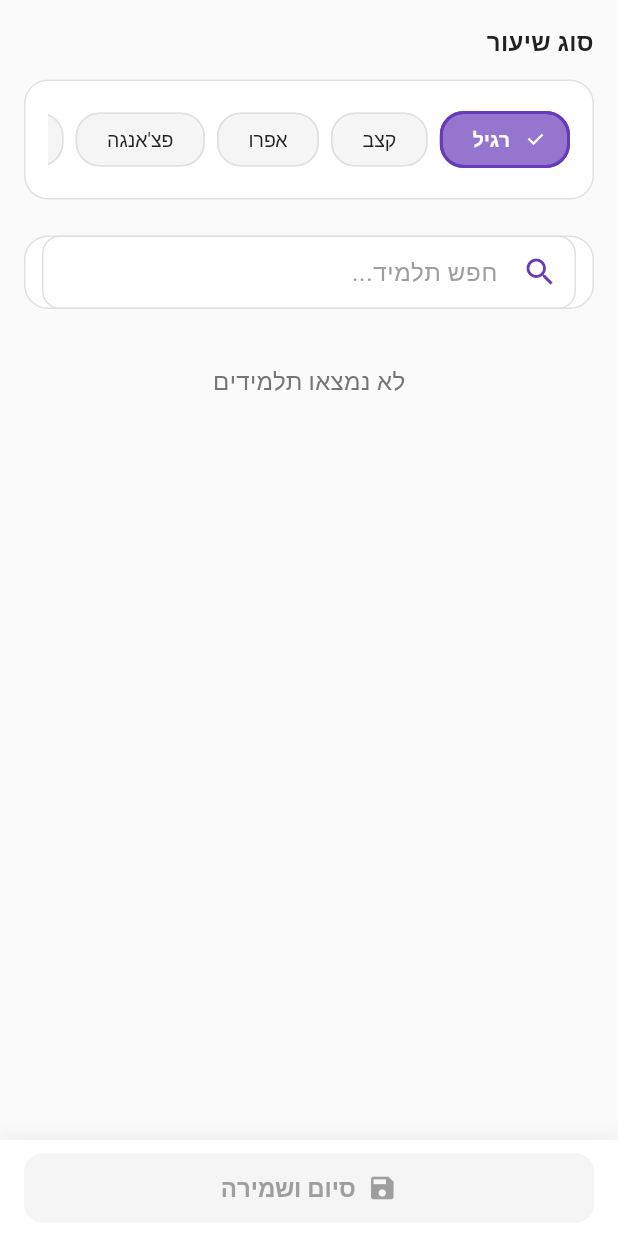
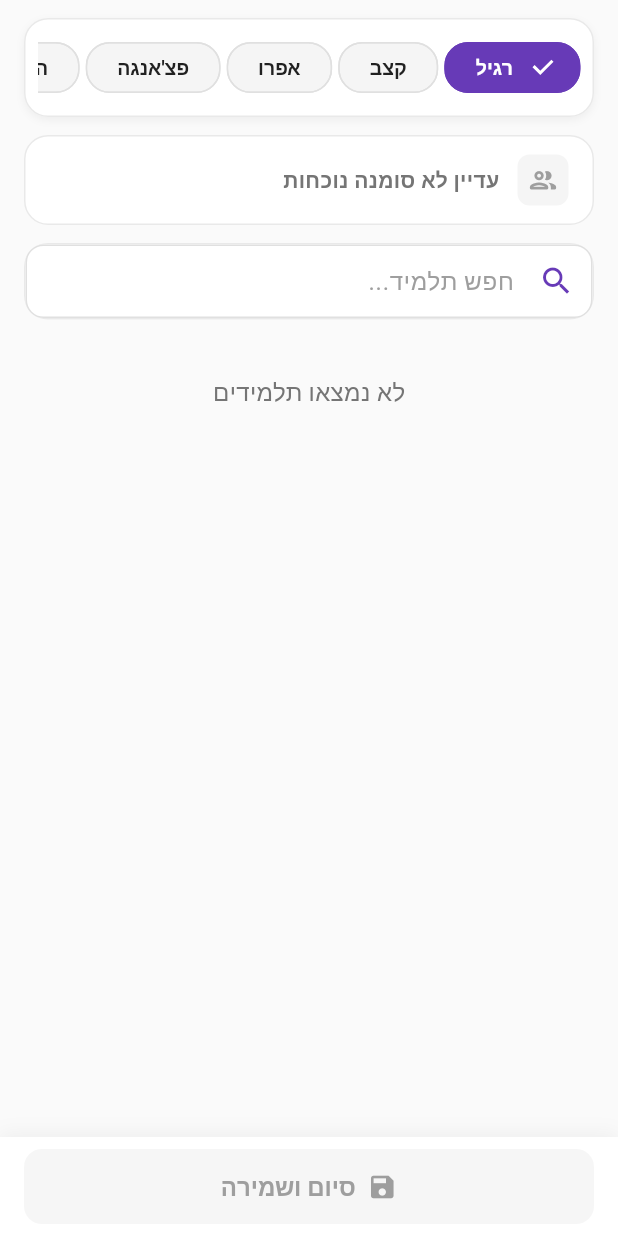
Before and after one commit to maor412/Salsa_CRM, a Flutter app: the AttendanceScreen screen opened directly, on a phone screen of 412 x 824 dp. Run offline on Flutter 3.47's test engine with Material 3 defaults, Android fonts, the phone set to English and light mode, and no system bars; our stand-ins replace cloud_firestore, cloud_functions, firebase_auth, firebase_core, firebase_messaging, fl_chart and 7 more; missing offline and left inert: workmanager; accounts and stored records are empty; Roboto replaces fonts that are missing (Rubik).

Commit message:
Add attendance summary bar and pass counts to save bar in attendance screen
Co-Authored-By: Claude Sonnet 4.6 <noreply@anthropic.com>

```diff
--- a/lib/screens/attendance_screen.dart
+++ b/lib/screens/attendance_screen.dart
@@ -5,19 +5,6 @@ import '../models/attendance_model.dart';
 import '../services/firestore_service.dart';
 import '../providers/auth_provider.dart';
 import '../config/app_theme.dart';
-
-/// המרת מספר טלפון לפורמט ישראלי (0xx במקום +972)
-String _formatPhoneNumber(String phone) {
-  if (phone.isEmpty) return '';
-
-  // אם המספר מתחיל ב-+972, נחליף ל-0
-  if (phone.startsWith('+972')) {
-    return '0${phone.substring(4)}';
-  }
-
-  // אחרת נחזיר את המספר כמו שהוא
-  return phone;
-}
 
 /// מסך רישום נוכחות
 class AttendanceScreen extends StatefulWidget {
@@ -378,7 +365,7 @@ class _AttendanceScreenState extends State<AttendanceScreen> {
                   child: Column(
                     crossAxisAlignment: CrossAxisAlignment.start,
                     children: [
-                      const SizedBox(height: AppSpacing.lg),
+                      const SizedBox(height: AppSpacing.md),
 
                       // Lesson type chips
                       Padding(
@@ -387,15 +374,6 @@ class _AttendanceScreenState extends State<AttendanceScreen> {
                         child: Column(
                           crossAxisAlignment: CrossAxisAlignment.start,
                           children: [
-                            const Text(
-                              'סוג שיעור',
-                              style: TextStyle(
-                                fontSize: 16,
-                                fontWeight: FontWeight.bold,
-                                color: AppColors.textPrimary,
-                              ),
-                            ),
-                            const SizedBox(height: AppSpacing.md),
                             _LessonTypeChips(
                               selectedLessonType: _selectedLessonType,
                               onLessonTypeChanged: (type) {
@@ -406,7 +384,19 @@ class _AttendanceScreenState extends State<AttendanceScreen> {
                         ),
                       ),
 
-                      const SizedBox(height: AppSpacing.xl),
+                      const SizedBox(height: AppSpacing.md),
+
+                      ValueListenableBuilder<Map<String, bool>>(
+                        valueListenable: _attendanceNotifier,
+                        builder: (context, attendance, _) {
+                          return _AttendanceSummaryBar(
+                            selectedCount: attendance.length,
+                            totalCount: allStudents.length,
+                          );
+                        },
+                      ),
+
+                      const SizedBox(height: AppSpacing.md),
 
                       // Search bar
                       Padding(
@@ -498,6 +488,8 @@ class _AttendanceScreenState extends State<AttendanceScreen> {
                   return _StickySaveBar(
                     isSaving: _isSaving,
                     hasSelection: attendance.isNotEmpty,
+                    selectedCount: attendance.length,
+                    totalCount: allStudents.length,
                     onSave: () => _saveAttendance(allStudents),
                   );
                 },
@@ -524,15 +516,14 @@ class _LessonTypeChips extends StatelessWidget {
 
   @override
   Widget build(BuildContext context) {
-    return Card(
-      elevation: 0,
+    return Container(
+      padding: const EdgeInsets.all(AppSpacing.sm),
+      decoration: BoxDecoration(
         color: AppColors.surface,
-      shape: RoundedRectangleBorder(
-        borderRadius: BorderRadius.circular(16),
-        side: const BorderSide(color: AppColors.border, width: 1),
+        borderRadius: AppRadius.largeRadius,
+        border: Border.all(color: AppColors.border.withValues(alpha: 0.7)),
+        boxShadow: AppShadows.small,
       ),
-      child: Padding(
-        padding: const EdgeInsets.all(AppSpacing.lg),
       child: SingleChildScrollView(
         scrollDirection: Axis.horizontal,
         child: Row(
@@ -548,30 +539,101 @@ class _LessonTypeChips extends StatelessWidget {
             );
 
             return Padding(
-                padding: const EdgeInsets.only(left: AppSpacing.sm),
+              padding: const EdgeInsets.only(left: AppSpacing.xs),
               child: ChoiceChip(
                 label: Text(session.lessonTypeName),
                 selected: isSelected,
                 onSelected: (_) => onLessonTypeChanged(type),
-                  selectedColor: AppColors.primaryLight,
+                selectedColor: AppColors.primary,
                 backgroundColor: AppColors.surfaceVariant,
+                showCheckmark: true,
+                checkmarkColor: Colors.white,
                 labelStyle: TextStyle(
                   color: isSelected ? Colors.white : AppColors.textPrimary,
-                    fontWeight:
-                        isSelected ? FontWeight.bold : FontWeight.normal,
+                  fontWeight: FontWeight.w700,
+                  fontSize: 13,
                 ),
                 side: BorderSide(
                   color: isSelected ? AppColors.primary : AppColors.border,
-                    width: isSelected ? 2 : 1,
+                  width: 1,
                 ),
                 padding: const EdgeInsets.symmetric(
                   horizontal: AppSpacing.md,
-                    vertical: AppSpacing.sm,
+                  vertical: AppSpacing.xs,
                 ),
               ),
             );
           }).toList(),
         ),
+      ),
+    );
+  }
+}
+
+class _AttendanceSummaryBar extends StatelessWidget {
+  final int selectedCount;
+  final int totalCount;
+
+  const _AttendanceSummaryBar({
+    required this.selectedCount,
+    required this.totalCount,
+  });
+
+  @override
+  Widget build(BuildContext context) {
+    final hasSelection = selectedCount > 0;
+
+    return Padding(
+      padding: const EdgeInsets.symmetric(horizontal: AppSpacing.lg),
+      child: Container(
+        padding: const EdgeInsets.symmetric(
+          horizontal: AppSpacing.lg,
+          vertical: AppSpacing.md,
+        ),
+        decoration: BoxDecoration(
+          color: hasSelection ? AppColors.accent : AppColors.surface,
+          borderRadius: AppRadius.largeRadius,
+          border: Border.all(
+            color: hasSelection
+                ? AppColors.primary.withValues(alpha: 0.18)
+                : AppColors.border.withValues(alpha: 0.7),
+          ),
+        ),
+        child: Row(
+          children: [
+            Container(
+              width: 34,
+              height: 34,
+              decoration: BoxDecoration(
+                color: hasSelection
+                    ? AppColors.primary.withValues(alpha: 0.12)
+                    : AppColors.surfaceVariant,
+                borderRadius: AppRadius.smallRadius,
+              ),
+              child: Icon(
+                hasSelection
+                    ? Icons.check_circle_rounded
+                    : Icons.people_outline_rounded,
+                color: hasSelection ? AppColors.primary : AppColors.textHint,
+                size: 21,
+              ),
+            ),
+            const SizedBox(width: AppSpacing.md),
+            Expanded(
+              child: Text(
+                hasSelection
+                    ? 'סומנו $selectedCount מתוך $totalCount תלמידים'
+                    : 'עדיין לא סומנה נוכחות',
+                style: TextStyle(
+                  fontSize: 14,
+                  fontWeight: FontWeight.w800,
+                  color: hasSelection
+                      ? AppColors.primary
+                      : AppColors.textSecondary,
+                ),
+              ),
+            ),
+          ],
         ),
       ),
     );
@@ -592,28 +654,26 @@ class _SearchBar extends StatelessWidget {
 
   @override
   Widget build(BuildContext context) {
-    return Card(
-      elevation: 0,
+    return Container(
+      decoration: BoxDecoration(
         color: AppColors.surface,
-      shape: RoundedRectangleBorder(
-        borderRadius: BorderRadius.circular(16),
-        side: const BorderSide(color: AppColors.border, width: 1),
+        borderRadius: AppRadius.largeRadius,
+        border: Border.all(color: AppColors.border.withValues(alpha: 0.7)),
       ),
-      child: Padding(
-        padding: const EdgeInsets.symmetric(horizontal: AppSpacing.md),
       child: ValueListenableBuilder<String>(
         valueListenable: searchQuery,
         builder: (context, searchValue, _) {
           return TextField(
             controller: controller,
             textDirection: TextDirection.rtl,
+            textInputAction: TextInputAction.search,
             decoration: InputDecoration(
               hintText: 'חפש תלמיד...',
               hintStyle: const TextStyle(color: AppColors.textHint),
               prefixIcon: const Icon(Icons.search, color: AppColors.primary),
               suffixIcon: searchValue.isNotEmpty
                   ? IconButton(
-                        icon: const Icon(Icons.clear, size: 20),
+                      icon: const Icon(Icons.close_rounded, size: 20),
                       onPressed: () {
                         controller.clear();
                         searchQuery.value = '';
@@ -630,7 +690,6 @@ class _SearchBar extends StatelessWidget {
             },
           );
         },
-        ),
       ),
     );
   }
@@ -654,59 +713,95 @@ class _StudentAttendanceTile extends StatelessWidget {
 
   @override
   Widget build(BuildContext context) {
-    return Card(
-      elevation: 0,
-      margin: const EdgeInsets.only(bottom: AppSpacing.md),
+    return Padding(
+      padding: const EdgeInsets.only(bottom: AppSpacing.sm),
+      child: Material(
+        color: Colors.transparent,
+        child: InkWell(
+          onTap: onToggle,
+          onLongPress: onLongPress,
+          borderRadius: AppRadius.largeRadius,
+          child: AnimatedContainer(
+            duration: const Duration(milliseconds: 160),
+            padding: const EdgeInsets.symmetric(
+              horizontal: AppSpacing.md,
+              vertical: AppSpacing.md,
+            ),
+            decoration: BoxDecoration(
               color: isPresent ? AppColors.accent : AppColors.surface,
-      shape: RoundedRectangleBorder(
-        borderRadius: BorderRadius.circular(12),
-        side: BorderSide(
-          color: isPresent ? AppColors.primary : AppColors.border,
-          width: isPresent ? 2 : 1,
+              borderRadius: AppRadius.largeRadius,
+              border: Border.all(
+                color: isPresent
+                    ? AppColors.primary.withValues(alpha: 0.55)
+                    : AppColors.border.withValues(alpha: 0.75),
+                width: isPresent ? 1.6 : 1,
               ),
+              boxShadow: AppShadows.small,
             ),
-      child: ListTile(
-        contentPadding: const EdgeInsets.symmetric(
-          horizontal: AppSpacing.lg,
-          vertical: AppSpacing.sm,
+            child: Row(
+              children: [
+                Container(
+                  width: 42,
+                  height: 42,
+                  decoration: BoxDecoration(
+                    color: isPresent
+                        ? AppColors.primary
+                        : AppColors.surfaceVariant,
+                    borderRadius: AppRadius.roundRadius,
                   ),
-        leading: CircleAvatar(
-          backgroundColor:
-              isPresent ? AppColors.primary : AppColors.surfaceVariant,
+                  alignment: Alignment.center,
                   child: Text(
-            student.name.isNotEmpty ? student.name[0].toUpperCase() : '?',
+                    student.name.isNotEmpty
+                        ? student.name[0].toUpperCase()
+                        : '?',
                     style: TextStyle(
                       color: isPresent ? Colors.white : AppColors.textSecondary,
-              fontWeight: FontWeight.bold,
+                      fontSize: 17,
+                      fontWeight: FontWeight.w800,
                     ),
                   ),
                 ),
-        title: Text(
+                const SizedBox(width: AppSpacing.md),
+                Expanded(
+                  child: Text(
                     student.name,
                     style: TextStyle(
-            fontWeight: isPresent ? FontWeight.bold : FontWeight.w600,
+                      fontSize: 17,
+                      height: 1.2,
+                      fontWeight: isPresent ? FontWeight.w800 : FontWeight.w700,
                       color: AppColors.textPrimary,
                     ),
+                    maxLines: 1,
+                    overflow: TextOverflow.ellipsis,
                   ),
-        subtitle: student.phoneNumber.isNotEmpty
-            ? Text(
-                _formatPhoneNumber(student.phoneNumber),
-                style: const TextStyle(
-                  fontSize: 13,
-                  color: AppColors.textSecondary,
                 ),
+                const SizedBox(width: AppSpacing.md),
+                AnimatedContainer(
+                  duration: const Duration(milliseconds: 160),
+                  width: 34,
+                  height: 34,
+                  decoration: BoxDecoration(
+                    color: isPresent ? AppColors.primary : AppColors.surface,
+                    borderRadius: AppRadius.roundRadius,
+                    border: Border.all(
+                      color: isPresent
+                          ? AppColors.primary
+                          : AppColors.textSecondary.withValues(alpha: 0.45),
+                      width: 2,
+                    ),
+                  ),
+                  child: isPresent
+                      ? const Icon(
+                          Icons.check_rounded,
+                          color: Colors.white,
+                          size: 22,
                         )
                       : null,
-        trailing: Checkbox(
-          value: isPresent,
-          onChanged: (_) => onToggle(),
-          activeColor: AppColors.primary,
-          shape: RoundedRectangleBorder(
-            borderRadius: BorderRadius.circular(4),
+                ),
+              ],
             ),
           ),
-        onTap: onToggle,
-        onLongPress: onLongPress,
+        ),
       ),
     );
   }
@@ -718,11 +813,15 @@ class _StudentAttendanceTile extends StatelessWidget {
 class _StickySaveBar extends StatelessWidget {
   final bool isSaving;
   final bool hasSelection;
+  final int selectedCount;
+  final int totalCount;
   final VoidCallback onSave;
 
   const _StickySaveBar({
     required this.isSaving,
     required this.hasSelection,
+    required this.selectedCount,
+    required this.totalCount,
     required this.onSave,
   });
 
@@ -748,7 +847,21 @@ class _StickySaveBar extends StatelessWidget {
         ),
         child: SizedBox(
           width: double.infinity,
-          child: ElevatedButton.icon(
+          child: Column(
+            mainAxisSize: MainAxisSize.min,
+            children: [
+              if (hasSelection) ...[
+                Text(
+                  'סומנו $selectedCount מתוך $totalCount',
+                  style: const TextStyle(
+                    fontSize: 12,
+                    fontWeight: FontWeight.w700,
+                    color: AppColors.textSecondary,
+                  ),
+                ),
+                const SizedBox(height: AppSpacing.xs),
+              ],
+              ElevatedButton.icon(
                 onPressed: (isSaving || !hasSelection) ? null : onSave,
                 icon: isSaving
                     ? const SizedBox(
@@ -768,13 +881,17 @@ class _StickySaveBar extends StatelessWidget {
                   ),
                 ),
                 style: ElevatedButton.styleFrom(
+                  minimumSize: const Size.fromHeight(50),
                   backgroundColor: AppColors.primary,
                   foregroundColor: Colors.white,
                   padding: const EdgeInsets.symmetric(vertical: AppSpacing.md),
-              elevation: 2,
-              disabledBackgroundColor: AppColors.surfaceVariant,
+                  elevation: hasSelection ? 2 : 0,
+                  disabledBackgroundColor:
+                      AppColors.surfaceVariant.withValues(alpha: 0.9),
                   disabledForegroundColor: AppColors.textHint,
                 ),
+              ),
+            ],
           ),
         ),
       ),
```
Lines whose indentation alone changed are shown as unchanged.
